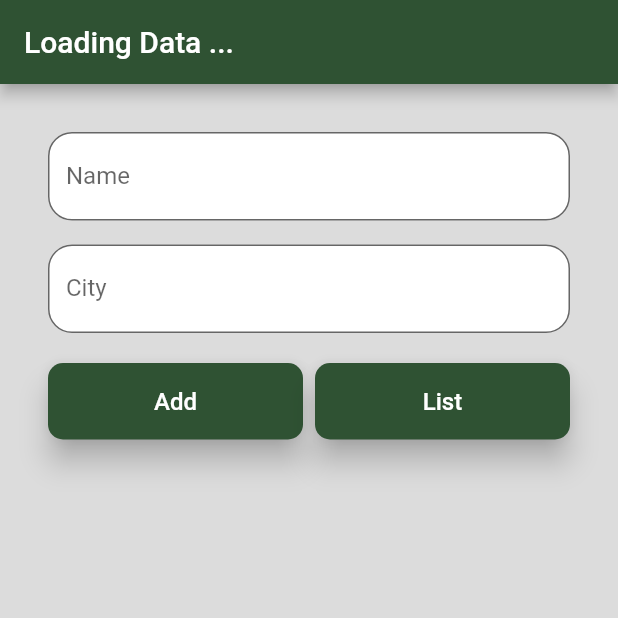
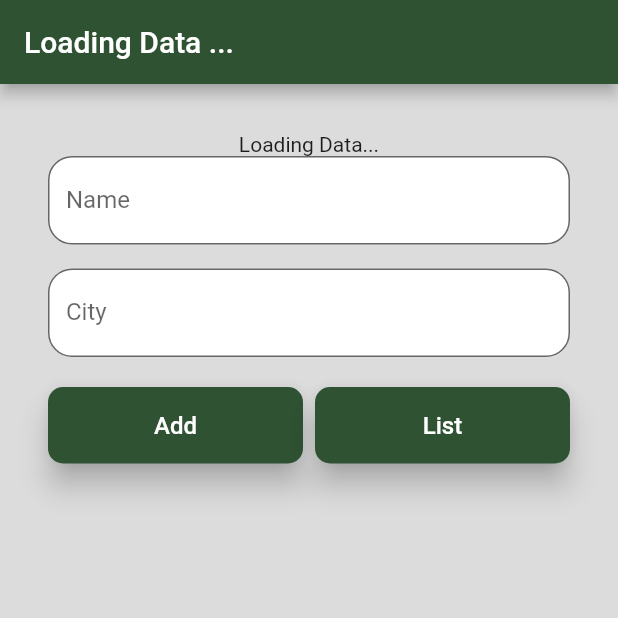
Before and after one commit to SanskarModi22/Flutter_Provider, a Flutter app: the first screen one second after launch, on a phone screen of 412 x 824 dp, the top half of it. Run offline on Flutter 3.47's test engine with Material 2 defaults, Android fonts, the phone set to English and light mode, and no system bars.

```diff
--- a/lib/screens/home.dart
+++ b/lib/screens/home.dart
@@ -1,5 +1,5 @@
-
 import 'package:flutter/material.dart';
+import 'package:flutter_provider/api/cheetah_api.dart';
 import 'package:flutter_provider/controllers/notifier.dart';
 import 'package:flutter_provider/model/user.dart';
 import 'package:flutter_provider/screens/user_list_screen.dart';
@@ -16,28 +16,22 @@ class Home extends StatefulWidget {
 class HomeState extends State<Home> {
   String _name;
   String _city;
-
-
-
-
-
   final GlobalKey<FormState> _formKey = GlobalKey<FormState>();
 
   @override
   Widget build(BuildContext context) {
-    UserNot userNotifier = Provider.of<UserNot>(context);//This is used for creating the instance of UserNot
+    UserNot userNotifier = Provider.of<UserNot>(
+        context); //This is used for creating the instance of UserNot
     return Scaffold(
       backgroundColor: Theme.of(context).backgroundColor,
       appBar: AppBar(
-        title: Consumer<String>(
-          builder: (_,title,__)=>
-           Text(
-            title,
-            //we are getting data from the future provider
-             //If we had 2 future provider return String type then this would have called
-             //2 times at intervals
-            style: TextStyle(color: Colors.white),
-          ),
+        title: Text(
+          context.watch<String>(),
+          //We can also use watch()
+          //we are getting data from the future provider
+          //If we had 2 future provider return String type then this would have called
+          //2 times at intervals
+          style: TextStyle(color: Colors.white),
         ),
       ),
       body: SingleChildScrollView(
@@ -47,6 +41,18 @@ class HomeState extends State<Home> {
           child: Column(
             mainAxisAlignment: MainAxisAlignment.center,
             children: <Widget>[
+              FutureProvider(
+                create: (_) => getCurrentTime(),
+                initialData: "Loading Data...",
+                child: Consumer<String>(
+                  //If we are using watch() it is getting confused but with Consumer giving expected answer
+                  builder: (_,notif,__)=>
+                  Text(
+                    notif,
+                  ),
+                ),
+              ), //Here we are localizing the Future provider to a single class.
+              //Earlier we had used it in MultiProvider
               CheetahInput(
                 labelText: 'Name',
                 onSaved: (String value) {
@@ -71,7 +77,7 @@ class HomeState extends State<Home> {
 
                       _formKey.currentState.save();
 
-                      context.read<UserNot>().addUser(User(_name,_city));
+                      context.read<UserNot>().addUser(User(_name, _city));
                       //Whenever we use any function from a Notifier class we use read function
                       //and not watch() function+
                     },
@@ -83,8 +89,7 @@ class HomeState extends State<Home> {
                       Navigator.push(
                         context,
                         MaterialPageRoute(
-                          builder: (context) =>
-                              UserListScreen(),
+                          builder: (context) => UserListScreen(),
                         ),
                       );
                     },
```
